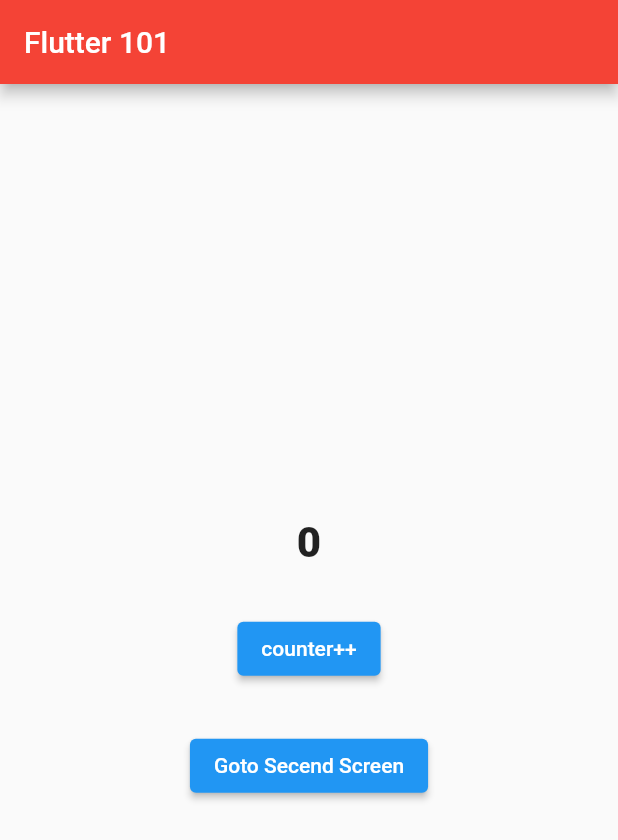
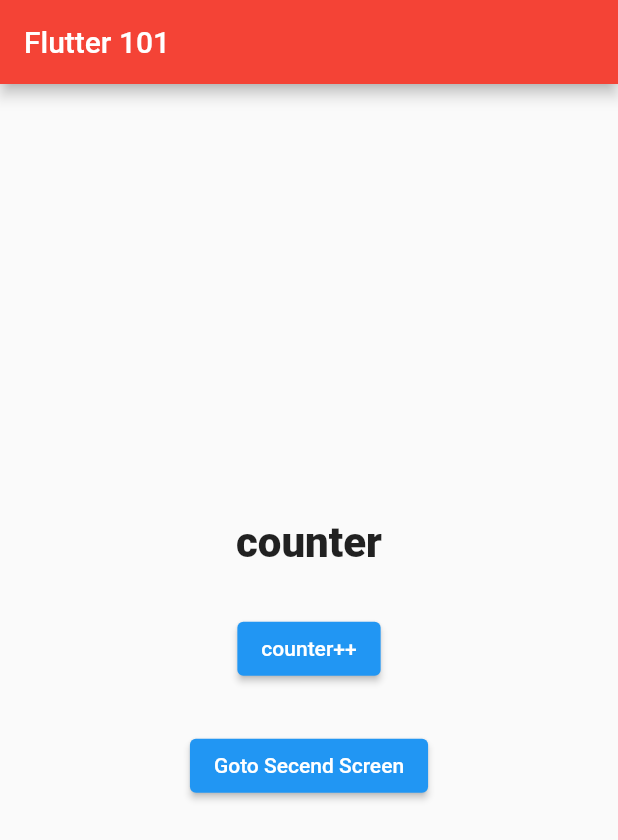
Before and after one commit to ipkalid/state_and_passing_data, a Flutter app: the screen it shows after launch, on a phone screen of 412 x 824 dp. Shown: the top 840 px of the screen. Run offline on Flutter 3.47's test engine with Material 2 defaults, Android fonts, the phone set to English and light mode, and no system bars.

Commit message:
final edit

```diff
--- a/lib/main.dart
+++ b/lib/main.dart
@@ -21,7 +21,6 @@ class MyApp extends StatelessWidget {
 
 class FirstScreen extends StatelessWidget {
   FirstScreen({Key? key}) : super(key: key);
-  int counter = 0;
 
   @override
   Widget build(BuildContext context) {
@@ -35,7 +34,7 @@ class FirstScreen extends StatelessWidget {
           mainAxisAlignment: MainAxisAlignment.center,
           children: [
             Text(
-              "$counter",
+              "counter",
               style: TextStyle(
                 fontSize: 28,
                 fontWeight: FontWeight.w900,
@@ -44,7 +43,7 @@ class FirstScreen extends StatelessWidget {
             SizedBox(height: 30),
             ElevatedButton(
               onPressed: () {
-                //TODO: counter++
+                //TODO: add a counter
               },
               child: Text("counter++"),
             ),
```
